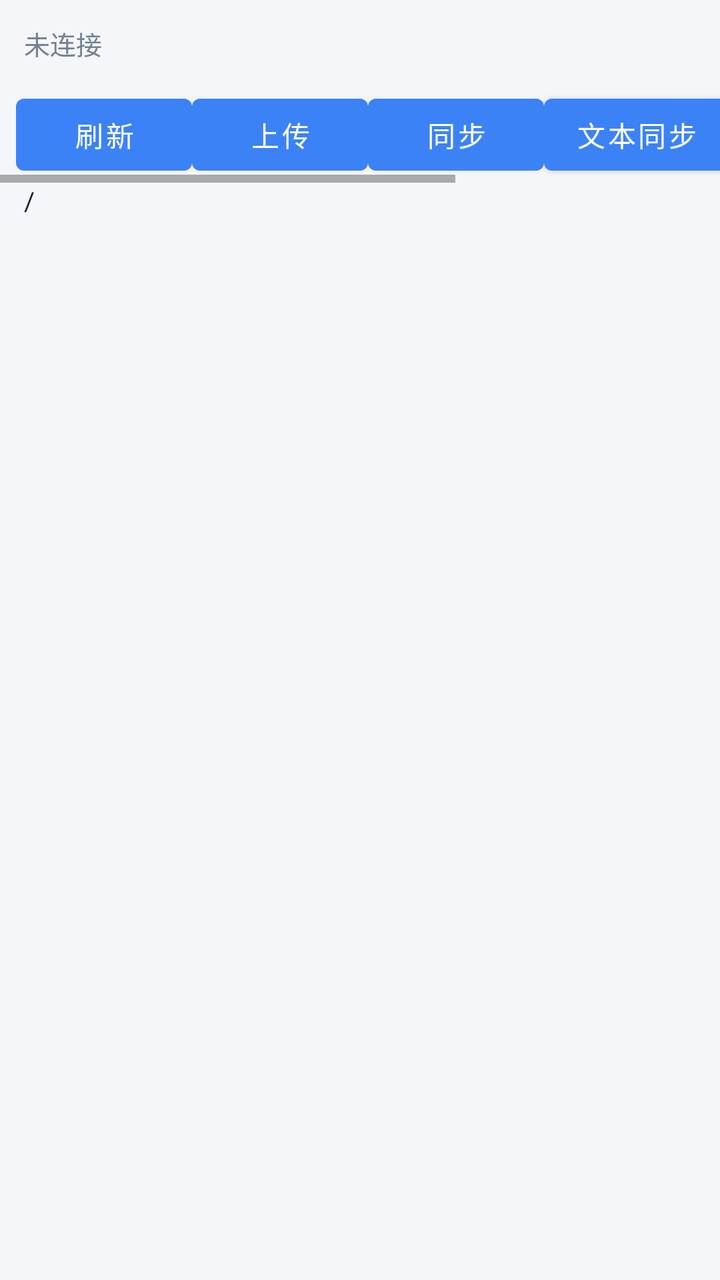
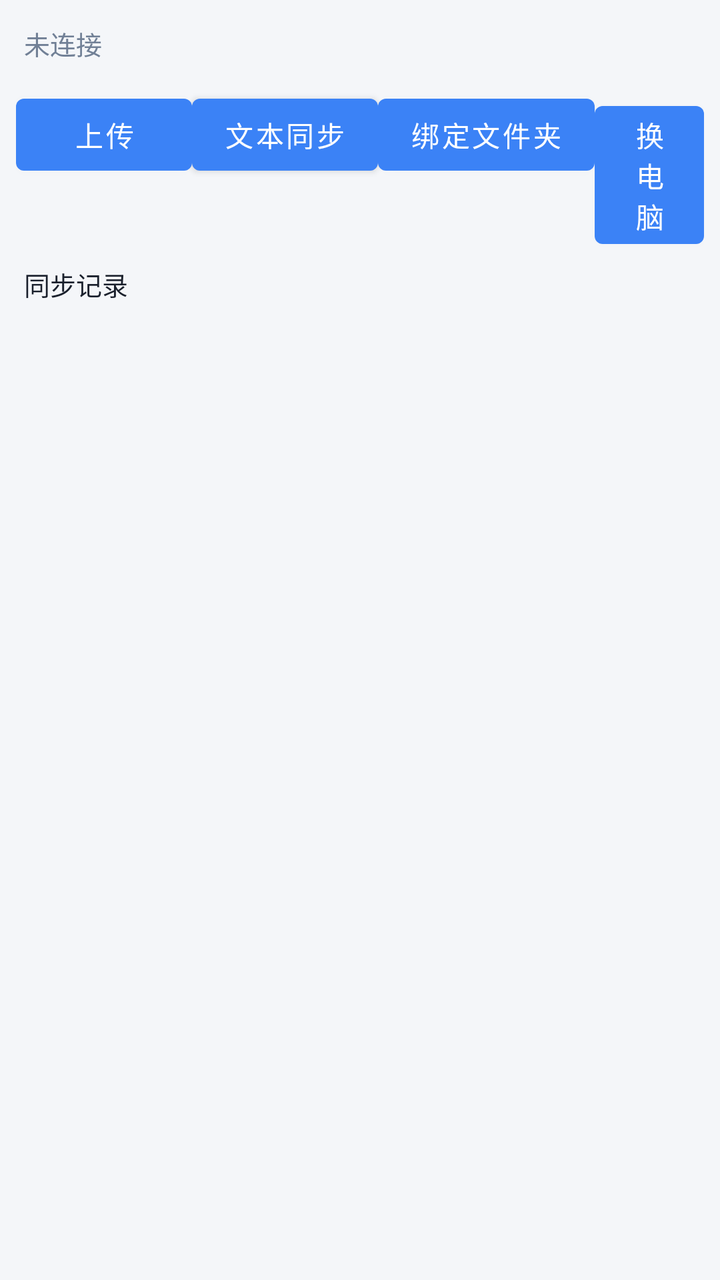

An Android layout rendered at two revisions. The XML below is the earlier revision; the diff shows what the commit changed to produce the second picture.
<!-- AndroidManifest.xml: application theme Theme.ScreenKit -->
<!-- res/layout/activity_main.xml -->
<?xml version="1.0" encoding="utf-8"?>
<LinearLayout xmlns:android="http://schemas.android.com/apk/res/android"
    android:layout_width="match_parent"
    android:layout_height="match_parent"
    android:orientation="vertical"
    android:background="@color/bg">

    <TextView
        android:id="@+id/lbstatus"
        android:layout_width="match_parent"
        android:layout_height="wrap_content"
        android:padding="12dp"
        android:text="未连接"
        android:textColor="@color/muted"
        android:textSize="13sp" />

    <HorizontalScrollView
        android:layout_width="match_parent"
        android:layout_height="wrap_content">

        <LinearLayout
            android:layout_width="wrap_content"
            android:layout_height="wrap_content"
            android:orientation="horizontal"
            android:paddingStart="8dp"
            android:paddingEnd="8dp">

            <Button android:id="@+id/brefresh" android:layout_width="wrap_content" android:layout_height="wrap_content" android:text="刷新" />
            <Button android:id="@+id/bupload" android:layout_width="wrap_content" android:layout_height="wrap_content" android:text="上传" />
            <Button android:id="@+id/bsync" android:layout_width="wrap_content" android:layout_height="wrap_content" android:text="同步" />
            <Button android:id="@+id/btext" android:layout_width="wrap_content" android:layout_height="wrap_content" android:text="文本同步" />
            <Button android:id="@+id/bfolder" android:layout_width="wrap_content" android:layout_height="wrap_content" android:text="绑定文件夹" />
            <Button android:id="@+id/bpick" android:layout_width="wrap_content" android:layout_height="wrap_content" android:text="换电脑" />
        </LinearLayout>
    </HorizontalScrollView>

    <TextView
        android:id="@+id/lbpath"
        android:layout_width="match_parent"
        android:layout_height="wrap_content"
        android:paddingStart="12dp"
        android:paddingEnd="12dp"
        android:paddingBottom="4dp"
        android:text="/"
        android:textColor="@color/text"
        android:textSize="13sp" />

    <ListView
        android:id="@+id/lvfiles"
        android:layout_width="match_parent"
        android:layout_height="0dp"
        android:layout_weight="1" />
</LinearLayout>
<!-- resources referenced by this layout -->
<resources>
  <color name="bg">#F4F6F9</color>
  <color name="muted">#718096</color>
  <color name="text">#1A202C</color>
  <style name="Theme.ScreenKit" parent="Theme.MaterialComponents.DayNight.DarkActionBar">
          <item name="android:windowBackground">@color/bg</item>
          <item name="colorPrimary">@color/accent</item>
          <item name="colorPrimaryVariant">@color/accent_dark</item>
          <item name="colorOnPrimary">#FFFFFF</item>
          <item name="colorAccent">@color/accent</item>
          <item name="android:statusBarColor">@color/accent_dark</item>
      </style>
  <color name="accent">#3B82F6</color>
  <color name="accent_dark">#2563EB</color>
</resources>

<!-- the commit's change to res/layout/activity_main.xml (unified diff, before → after) -->
@@ -14,40 +14,41 @@
         android:textColor="@color/muted"
         android:textSize="13sp" />
 
-    <HorizontalScrollView
+    <LinearLayout
         android:layout_width="match_parent"
-        android:layout_height="wrap_content">
+        android:layout_height="wrap_content"
+        android:orientation="vertical"
+        android:paddingStart="8dp"
+        android:paddingEnd="8dp">
 
         <LinearLayout
-            android:layout_width="wrap_content"
+            android:layout_width="match_parent"
             android:layout_height="wrap_content"
-            android:orientation="horizontal"
-            android:paddingStart="8dp"
-            android:paddingEnd="8dp">
-
-            <Button android:id="@+id/brefresh" android:layout_width="wrap_content" android:layout_height="wrap_content" android:text="刷新" />
+            android:orientation="horizontal">
             <Button android:id="@+id/bupload" android:layout_width="wrap_content" android:layout_height="wrap_content" android:text="上传" />
-            <Button android:id="@+id/bsync" android:layout_width="wrap_content" android:layout_height="wrap_content" android:text="同步" />
             <Button android:id="@+id/btext" android:layout_width="wrap_content" android:layout_height="wrap_content" android:text="文本同步" />
             <Button android:id="@+id/bfolder" android:layout_width="wrap_content" android:layout_height="wrap_content" android:text="绑定文件夹" />
             <Button android:id="@+id/bpick" android:layout_width="wrap_content" android:layout_height="wrap_content" android:text="换电脑" />
         </LinearLayout>
-    </HorizontalScrollView>
+    </LinearLayout>
 
     <TextView
-        android:id="@+id/lbpath"
+        android:id="@+id/lbloghint"
         android:layout_width="match_parent"
         android:layout_height="wrap_content"
         android:paddingStart="12dp"
         android:paddingEnd="12dp"
+        android:paddingTop="8dp"
         android:paddingBottom="4dp"
-        android:text="/"
+        android:text="同步记录"
         android:textColor="@color/text"
         android:textSize="13sp" />
 
     <ListView
-        android:id="@+id/lvfiles"
+        android:id="@+id/lvlog"
         android:layout_width="match_parent"
         android:layout_height="0dp"
-        android:layout_weight="1" />
+        android:layout_weight="1"
+        android:divider="@null"
+        android:dividerHeight="0dp" />
 </LinearLayout>
